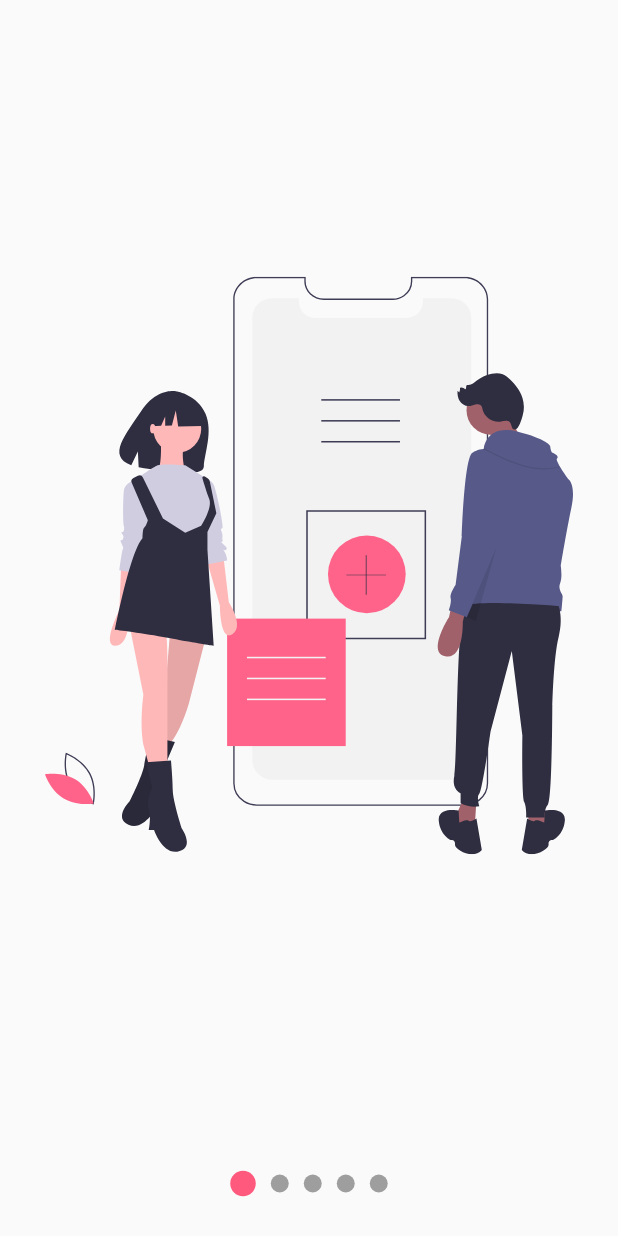
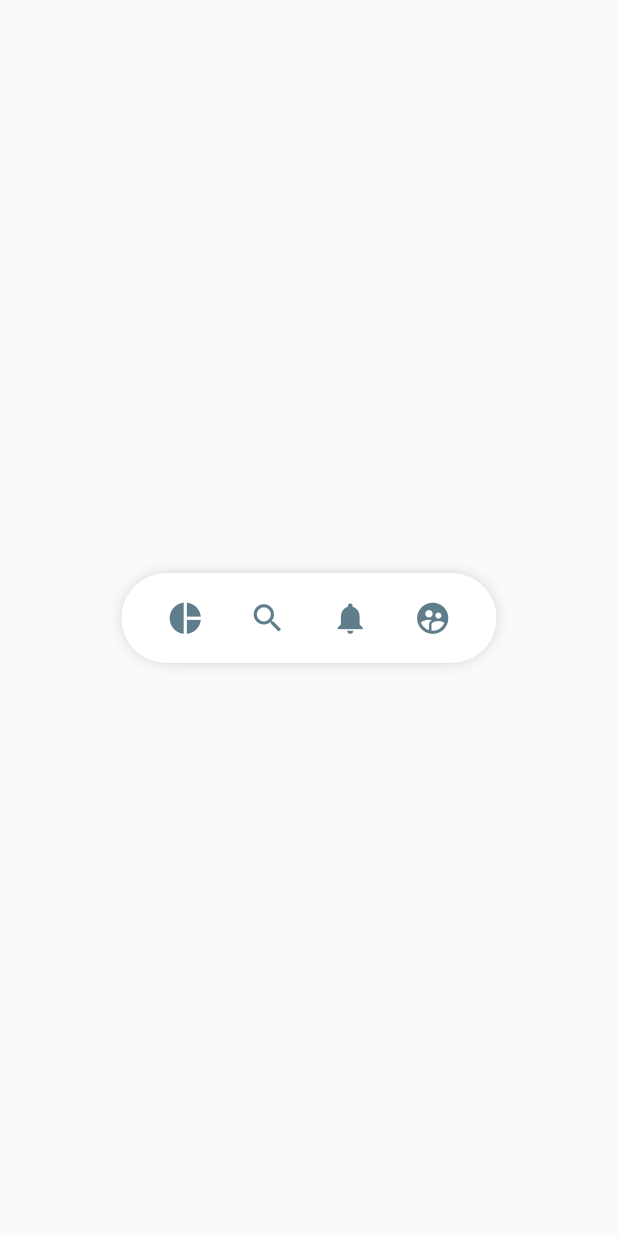
Before and after one commit to laubrener/design_animations, a Flutter app: the screen it shows after launch, on a phone screen of 412 x 824 dp. Run offline on Flutter 3.47's test engine with Material 2 defaults, Android fonts, the phone set to English and light mode, and no system bars; our stand-ins replace flutter_svg.

```diff
--- a/lib/main.dart
+++ b/lib/main.dart
@@ -1,5 +1,6 @@
-import 'package:design/pages/slideshow_page.dart';
+import 'package:design/pages/pinterest_page.dart';
 import 'package:flutter/material.dart';
+// import 'package:design/pages/slideshow_page.dart';
 // import 'package:design/pages/graficas_circulares_page.dart';
 // import 'package:design/challenges/cuadrado_animado.dart';
 // import 'package:design/pages/animations_page.dart';
@@ -21,7 +22,7 @@ class MyApp extends StatelessWidget {
       theme: ThemeData(
         primarySwatch: Colors.blue,
       ),
-      home: const SlideshowPage(),
+      home: const PinterestPage(),
     );
   }
 }
--- /dev/null
+++ b/lib/widgets/pinterest_menu.dart
@@ -0,0 +1,97 @@
+import 'package:flutter/material.dart';
+
+class PinterestButton {
+  final Function onPressed;
+  final IconData icon;
+
+  PinterestButton({required this.onPressed, required this.icon});
+}
+
+class PinterestMenu extends StatefulWidget {
+  PinterestMenu({super.key});
+
+  @override
+  State<PinterestMenu> createState() => _PinterestMenuState();
+}
+
+class _PinterestMenuState extends State<PinterestMenu> {
+  final List<PinterestButton> items = [
+    PinterestButton(
+        onPressed: () {
+          print('pie chart');
+        },
+        icon: Icons.pie_chart),
+    PinterestButton(
+        onPressed: () {
+          print('search');
+        },
+        icon: Icons.search),
+    PinterestButton(
+        onPressed: () {
+          print('notifications');
+        },
+        icon: Icons.notifications),
+    PinterestButton(
+        onPressed: () {
+          print('supervise');
+        },
+        icon: Icons.supervised_user_circle),
+  ];
+
+  @override
+  Widget build(BuildContext context) {
+    return Center(
+      child: Container(
+        width: 250,
+        height: 60,
+        decoration: const BoxDecoration(
+            color: Colors.white,
+            borderRadius: BorderRadius.all(Radius.circular(100)),
+            boxShadow: [
+              BoxShadow(color: Colors.black38, blurRadius: 10, spreadRadius: -5)
+            ]),
+        child: _MenuItems(menuItems: items),
+      ),
+    );
+  }
+}
+
+class _MenuItems extends StatelessWidget {
+  final List<PinterestButton> menuItems;
+  const _MenuItems({super.key, required this.menuItems});
+
+  @override
+  Widget build(BuildContext context) {
+    return Row(
+      mainAxisAlignment: MainAxisAlignment.spaceEvenly,
+      children: List.generate(
+          menuItems.length,
+          (index) => _PinterestMenuButton(
+                index: index,
+                item: menuItems[index],
+              )),
+    );
+  }
+}
+
+class _PinterestMenuButton extends StatelessWidget {
+  final int index;
+  final PinterestButton item;
+  const _PinterestMenuButton(
+      {super.key, required this.index, required this.item});
+
+  @override
+  Widget build(BuildContext context) {
+    return GestureDetector(
+      onTap: () => item.onPressed,
+      behavior: HitTestBehavior.translucent,
+      child: Container(
+        child: Icon(
+          item.icon,
+          size: 25,
+          color: Colors.blueGrey,
+        ),
+      ),
+    );
+  }
+}
--- a/pubspec.yaml
+++ b/pubspec.yaml
@@ -37,6 +37,7 @@ dependencies:
   cupertino_icons: ^1.0.2
   flutter_svg: ^2.0.8
   provider: ^6.0.5
+  flutter_staggered_grid_view: ^0.7.0
 dev_dependencies:
   flutter_test:
     sdk: flutter
```
Also changed, not shown: lib/pages/pinterest_page.dart (added, +76 -0 lines), pubspec.lock.
